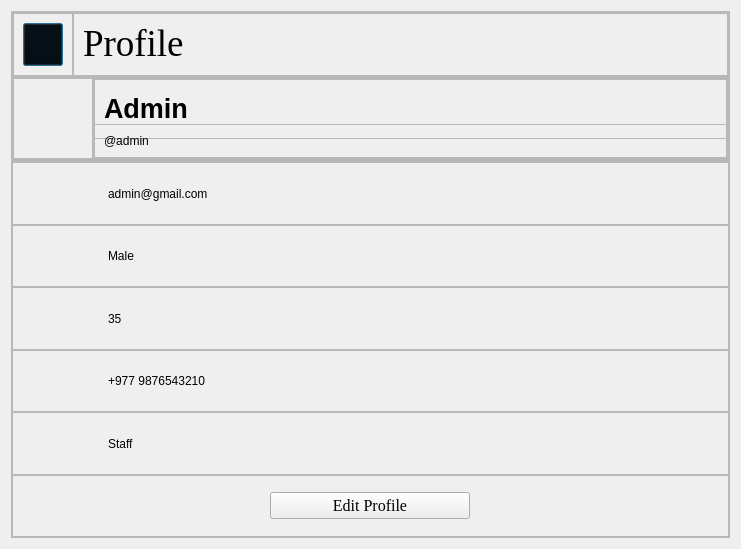
Above: userinfo.ui from aavashlamichhane/LibMan before the change. Below: the same form after it.
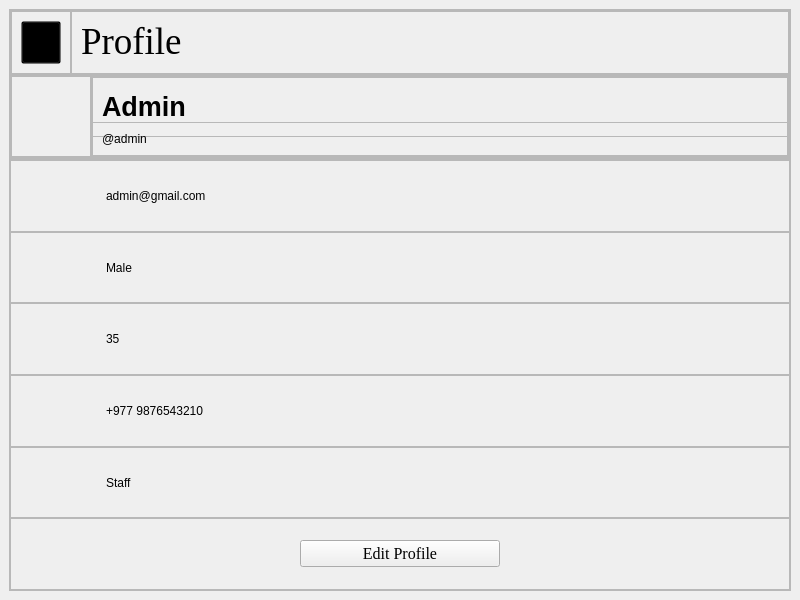
That is the form after the change. Icons and pictures are not drawn.

The edit to the form file:
```diff
--- a/userinfo.ui
+++ b/userinfo.ui
@@ -1,18 +1,19 @@
 <?xml version="1.0" encoding="UTF-8"?>
 <ui version="4.0">
  <class>UserInfo</class>
- <widget class="QDialog" name="UserInfo">
+ <widget class="QMainWindow" name="UserInfo">
   <property name="geometry">
    <rect>
     <x>0</x>
     <y>0</y>
-    <width>741</width>
-    <height>549</height>
+    <width>800</width>
+    <height>600</height>
    </rect>
   </property>
   <property name="windowTitle">
    <string>Dialog</string>
   </property>
+  <widget class="QWidget" name="centralwidget">
   <layout class="QVBoxLayout" name="verticalLayout_6">
    <item>
     <layout class="QVBoxLayout" name="Layout_profilewindow">
@@ -653,6 +654,7 @@
     </layout>
    </item>
   </layout>
+  </widget>
  </widget>
  <resources>
   <include location="Resource.qrc"/>
```
Left out of the diff: 2 changed lines with no effect on the pictures. Lines whose indentation alone changed are shown as unchanged.
